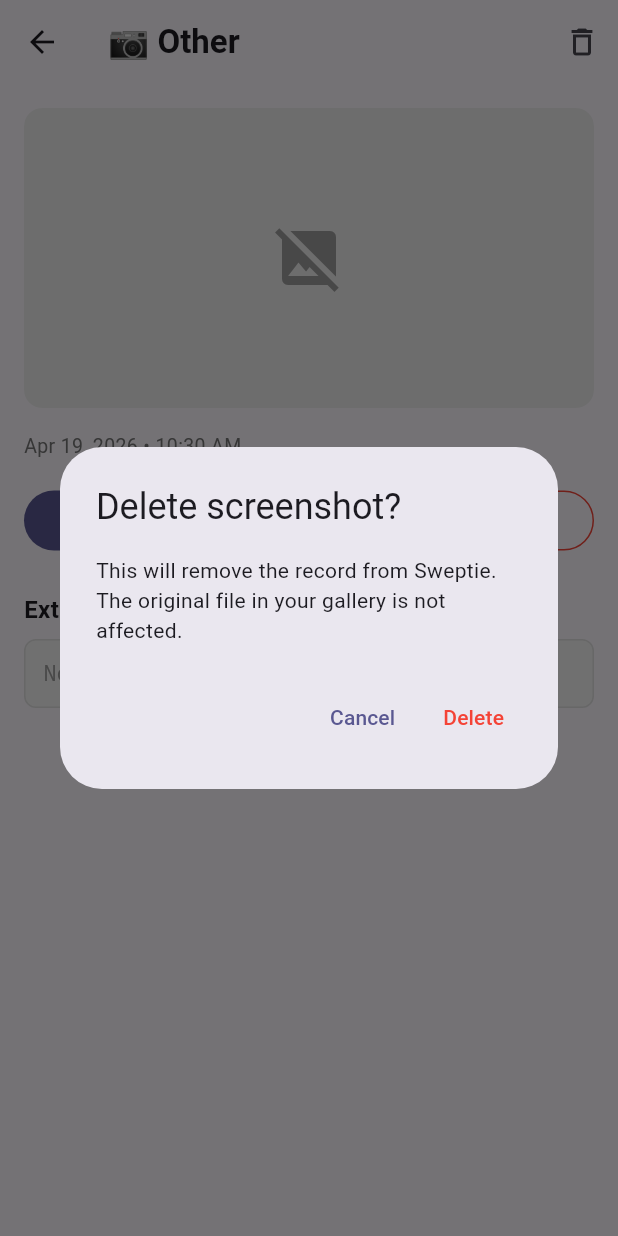
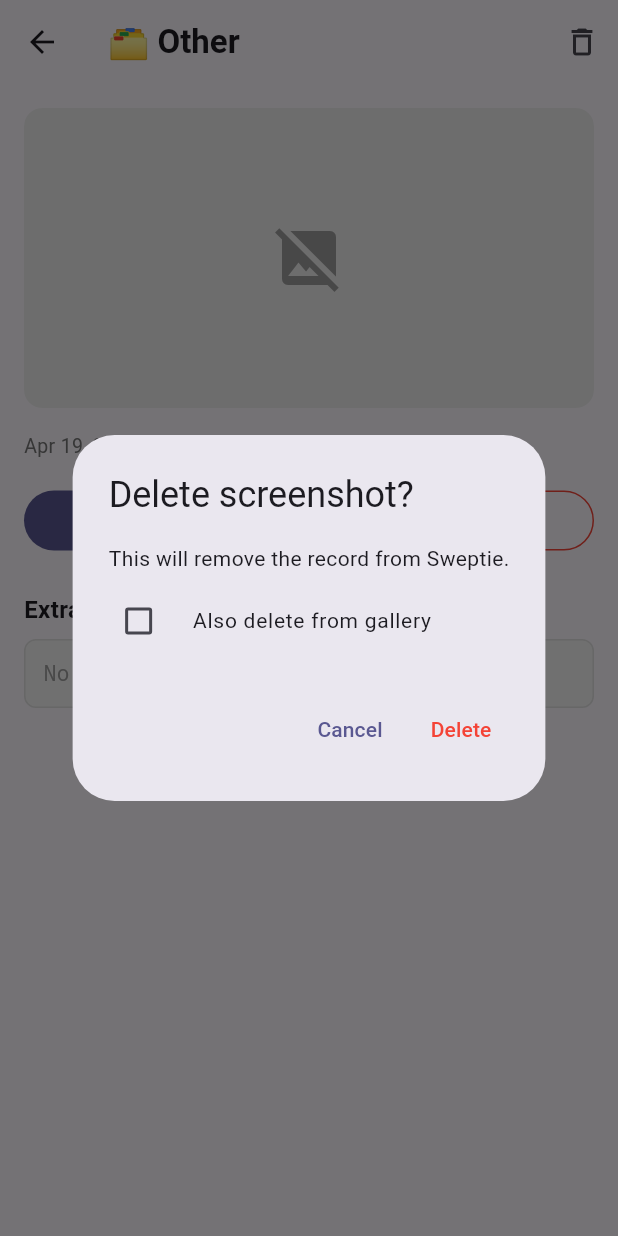
Before and after one commit to Allen-Pesigan/Sweptie, a Flutter app: the DetailScreen screen opened directly with empty values, after a tap on "Delete", on a phone screen of 412 x 824 dp. Run offline on Flutter 3.47's test engine with Material 3 defaults, Android fonts, the phone set to English and light mode, and no system bars; our stand-ins replace image_picker, sqflite; missing offline and left inert: google_ml_kit, photo_manager; accounts and stored records are empty.

Commit message:
fixed guardrails

```diff
--- a/lib/models/screenshot_item.dart
+++ b/lib/models/screenshot_item.dart
@@ -71,26 +71,26 @@ class ScreenshotItem {
 /// Category constants used throughout the app
 class ScreenshotCategory {
   static const receipt = 'receipt';
-  static const password = 'password';
+  static const qrcode = 'qrcode';
   static const code = 'code';
   static const contact = 'contact';
-  static const url = 'url';
+  static const notes = 'notes';
   static const unclassified = 'unclassified';
 
-  static const all = [receipt, password, code, contact, url, unclassified];
+  static const all = [receipt, qrcode, code, contact, notes, unclassified];
 
   static String label(String category) {
     switch (category) {
       case receipt:
         return 'Receipt';
-      case password:
-        return 'Password';
+      case qrcode:
+        return 'QR Code';
       case code:
         return 'Code';
       case contact:
         return 'Contact';
-      case url:
-        return 'URL';
+      case notes:
+        return 'Notes';
       default:
         return 'Other';
     }
@@ -100,16 +100,16 @@ class ScreenshotCategory {
     switch (category) {
       case receipt:
         return '🧾';
-      case password:
-        return '🔐';
+      case qrcode:
+        return '📷';
       case code:
         return '💻';
       case contact:
         return '📇';
-      case url:
-        return '🔗';
+      case notes:
+        return '📝';
       default:
-        return '📷';
+        return '🗂️';
     }
   }
 }
--- a/lib/screens/detail_screen.dart
+++ b/lib/screens/detail_screen.dart
@@ -2,6 +2,7 @@ import 'dart:io';
 import 'package:flutter/material.dart';
 import 'package:flutter/services.dart';
 import 'package:intl/intl.dart';
+import 'package:photo_manager/photo_manager.dart';
 import 'package:sweptie/models/screenshot_item.dart';
 import 'package:sweptie/services/database_service.dart';
 
@@ -30,26 +31,87 @@ class _DetailScreenState extends State<DetailScreen> {
   }
 
   Future<void> _delete() async {
+    bool alsoDeleteFromGallery = false;
+
     final confirm = await showDialog<bool>(
       context: context,
-      builder: (ctx) => AlertDialog(
+      builder: (ctx) => StatefulBuilder(
+        builder: (ctx, setDialogState) => AlertDialog(
           title: const Text('Delete screenshot?'),
-        content: const Text(
-            'This will remove the record from Sweptie. The original file in your gallery is not affected.'),
+          content: Column(
+            mainAxisSize: MainAxisSize.min,
+            crossAxisAlignment: CrossAxisAlignment.start,
+            children: [
+              const Text('This will remove the record from Sweptie.'),
+              const SizedBox(height: 8),
+              CheckboxListTile(
+                value: alsoDeleteFromGallery,
+                onChanged: (v) =>
+                    setDialogState(() => alsoDeleteFromGallery = v ?? false),
+                title: const Text(
+                  'Also delete from gallery',
+                  style: TextStyle(fontSize: 14),
+                ),
+                contentPadding: EdgeInsets.zero,
+                controlAffinity: ListTileControlAffinity.leading,
+                dense: true,
+              ),
+            ],
+          ),
           actions: [
             TextButton(
               onPressed: () => Navigator.pop(ctx, false),
-              child: const Text('Cancel')),
+              child: const Text('Cancel'),
+            ),
             TextButton(
               onPressed: () => Navigator.pop(ctx, true),
-              child: const Text('Delete', style: TextStyle(color: Colors.red))),
+              child: const Text('Delete',
+                  style: TextStyle(color: Colors.red)),
+            ),
           ],
         ),
+      ),
     );
-    if (confirm == true && mounted) {
+
+    if (confirm != true || !mounted) return;
+
     await DatabaseService.instance.deleteScreenshot(_item.id);
+
+    if (alsoDeleteFromGallery) {
+      // Manually-added files use the file path as assetId (starts with /).
+      // Gallery-synced items use the photo_manager numeric/UUID asset ID.
+      final isManualFile = _item.assetId.startsWith('/');
+
+      if (isManualFile) {
+        final file = File(_item.assetId);
+        if (await file.exists()) await file.delete();
+      } else {
+        try {
+          // On Android 10+ this shows a system confirmation dialog.
+          // Returns the list of IDs that were actually deleted.
+          final deleted =
+              await PhotoManager.editor.deleteWithIds([_item.assetId]);
+          if (mounted && deleted.isEmpty) {
+            ScaffoldMessenger.of(context).showSnackBar(
+              const SnackBar(
+                content: Text(
+                    'Gallery deletion was cancelled or denied by the system.'),
+              ),
+            );
+          }
+        } catch (e) {
+          if (mounted) {
+            ScaffoldMessenger.of(context).showSnackBar(
+              const SnackBar(
+                content: Text('Could not delete from gallery.'),
+              ),
+            );
+          }
+        }
+      }
+    }
+
     if (mounted) Navigator.pop(context, _item.copyWith(isProcessed: false));
-    }
   }
 
   void _copyText() {
--- a/lib/widgets/screenshot_card.dart
+++ b/lib/widgets/screenshot_card.dart
@@ -101,13 +101,13 @@ class ScreenshotCard extends StatelessWidget {
     switch (category) {
       case ScreenshotCategory.receipt:
         return Colors.green.shade700;
-      case ScreenshotCategory.password:
-        return Colors.red.shade700;
+      case ScreenshotCategory.qrcode:
+        return Colors.deepPurple;
       case ScreenshotCategory.code:
         return Colors.indigo;
       case ScreenshotCategory.contact:
         return Colors.teal;
-      case ScreenshotCategory.url:
+      case ScreenshotCategory.notes:
         return Colors.blue.shade700;
       default:
         return Colors.grey.shade600;
```
Also changed, not shown: lib/screens/home_screen.dart (+53 -5 lines), lib/services/category_service.dart (+195 -22 lines), lib/services/database_service.dart (+12 -1 lines), 1 other file. Lines whose indentation alone changed are shown as unchanged.
